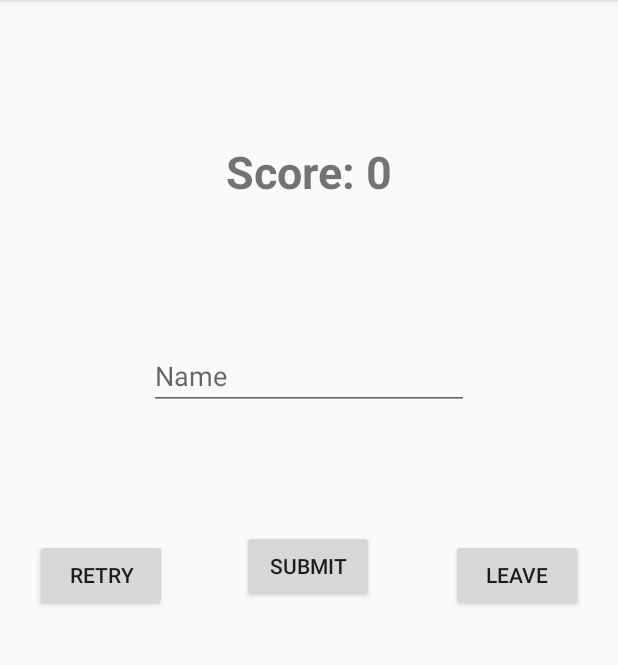
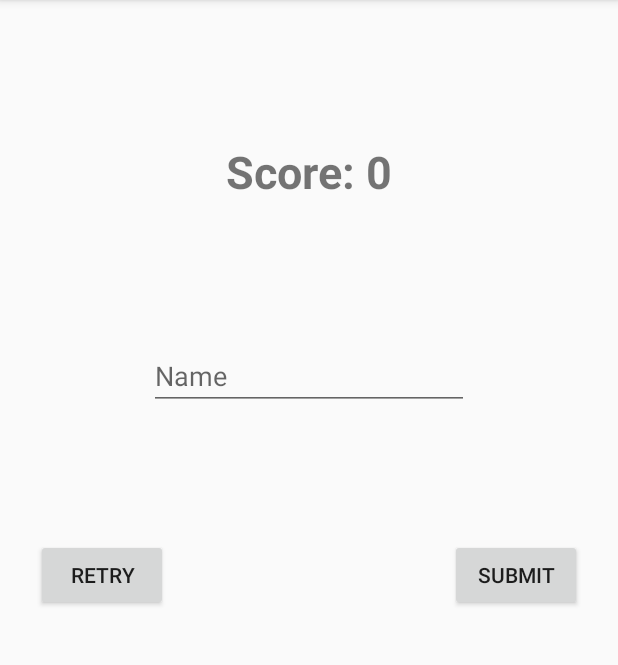
Before and after one commit to TJBarnes220/Snake_Game, an Android app: the SubmitFragment screen opened through its navigation route, on a phone screen of 412 x 824 dp, the part 84-749 px from its top. Run offline under Robolectric (Android 15) with nearby library versions, the phone set to English and light mode, and no system bars.

Commit message:
Updated back button functionality. Instead of having UI back buttons the android built-in back button will handle moving back between fragments. Submit still has a retry button that pops once to restart the game but now when clicking back in Submit it pops twice to get back to the main menu. This was all in order to fix issues where the back button would cause the user the reverse their travel thru the app's navigation graph which has also been simplified.

```diff
--- a/app/src/main/java/com/example/travis/snakegame/GameFragment.java
+++ b/app/src/main/java/com/example/travis/snakegame/GameFragment.java
@@ -67,7 +67,7 @@ public class GameFragment extends Fragment {
         public void run() {
             traverse();
             gamePad.setDelay(false);
-            if(continueToRun == true){
+            if(continueToRun){
                 mHandler.postDelayed(mRunnable, mSampleDurationTime);
             }
 
@@ -139,6 +139,7 @@ public class GameFragment extends Fragment {
         gameOverText.performClick();
         Bundle bundle = new Bundle();
         bundle.putInt("Score",snek.getSize());
+        //Navigation.findNavController(gameOverText).popBackStack();
         Navigation.findNavController(gameOverText).navigate((R.id.action_gameFragment_to_submit),bundle);
     }
 
@@ -174,7 +175,7 @@ public class GameFragment extends Fragment {
     public void placePellet(){
         Random random = new Random();
         boolean acceptableSpot = false;
-        while(acceptableSpot == false) {
+        while(!acceptableSpot) {
             int x = random.nextInt(board.length);
             int y = random.nextInt(board[0].length);
             if(board[x][y].getType() == TileType.Empty){
--- /dev/null
+++ b/app/src/main/java/com/example/travis/snakegame/OnBackPressedListener.java
@@ -0,0 +1,5 @@
+package com.example.travis.snakegame;
+
+interface OnBackPressedListener {
+     void onBackPressed();
+}
--- a/app/src/main/java/com/example/travis/snakegame/ScoreBoardFragment.java
+++ b/app/src/main/java/com/example/travis/snakegame/ScoreBoardFragment.java
@@ -44,7 +44,7 @@ public class ScoreBoardFragment extends Fragment {
 
     TextView title;
     RecyclerView list;
-    Button back;
+    //Button back;
     ArrayList<Score> scores;
 
     public ScoreBoardFragment() {
@@ -85,8 +85,8 @@ public class ScoreBoardFragment extends Fragment {
         View view = inflater.inflate(R.layout.fragment_score_board, container, false);
         title = view.findViewById(R.id.score_board_title);
         list = view.findViewById(R.id.score_list);
-        back = view.findViewById(R.id.score_board_back_button);
-        back.setOnClickListener(Navigation.createNavigateOnClickListener(R.id.action_scoreBoardFragment_to_menuFragment));
+       // back = view.findViewById(R.id.score_board_back_button);
+        //back.setOnClickListener(Navigation.createNavigateOnClickListener(R.id.action_scoreBoardFragment_to_menuFragment));
         updateList();
         return view;
     }
--- a/app/src/main/java/com/example/travis/snakegame/SubmitFragment.java
+++ b/app/src/main/java/com/example/travis/snakegame/SubmitFragment.java
@@ -14,6 +14,7 @@ import android.widget.TextView;
 import com.example.travis.snakegame.HighScoreComponents.Score;
 import com.example.travis.snakegame.HighScoreComponents.ScoreData;
 
+import androidx.navigation.NavController;
 import androidx.navigation.Navigation;
 
 
@@ -25,7 +26,7 @@ import androidx.navigation.Navigation;
  * Use the {@link SubmitFragment#newInstance} factory method to
  * create an instance of this fragment.
  */
-public class SubmitFragment extends Fragment {
+public class SubmitFragment extends Fragment implements OnBackPressedListener{
     // TODO: Rename parameter arguments, choose names that match
     // the fragment initialization parameters, e.g. ARG_ITEM_NUMBER
     private static final String ARG_PARAM1 = "param1";
@@ -38,7 +39,7 @@ public class SubmitFragment extends Fragment {
     private OnFragmentInteractionListener mListener;
 
     Button retryBtn;
-    Button leaveBtn;
+    //Button leaveBtn;
     Button submitBtn;
     TextView title;
     EditText submission;
@@ -82,12 +83,17 @@ public class SubmitFragment extends Fragment {
         // Inflate the layout for this fragment
         View view = inflater.inflate(R.layout.fragment_submit, container, false);
         retryBtn = view.findViewById(R.id.submit_retry_button);
-        retryBtn.setOnClickListener(Navigation.createNavigateOnClickListener(R.id.action_submit_to_gameFragment));
+        retryBtn.setOnClickListener(new View.OnClickListener() {
+            @Override
+            public void onClick(View v) {
+                clickRetry();
+            }
+        });
 
         title = view.findViewById(R.id.temp_score_text);
 
-        leaveBtn = view.findViewById(R.id.submit_leave_button);
-        leaveBtn.setOnClickListener(Navigation.createNavigateOnClickListener(R.id.action_submit_to_menuFragment));
+       // leaveBtn = view.findViewById(R.id.submit_leave_button);
+        //leaveBtn.setOnClickListener(Navigation.createNavigateOnClickListener(R.id.action_submit_to_menuFragment));
 
         submission = view.findViewById(R.id.submission_text);
         submitBtn = view.findViewById(R.id.submit_button);
@@ -110,6 +116,13 @@ public class SubmitFragment extends Fragment {
         submission.setVisibility(View.GONE);
         submitBtn.setVisibility(View.GONE);
     }
+
+    public void clickRetry(){
+        NavController controller = Navigation.findNavController(this.getActivity(), R.id.nav_host_fragment);
+        controller.popBackStack();
+    }
+
+
 
 
     @Override
@@ -143,6 +156,13 @@ public class SubmitFragment extends Fragment {
         mListener = null;
     }
 
+    @Override
+    public void onBackPressed() {
+        NavController controller = Navigation.findNavController(this.getActivity(), R.id.nav_host_fragment);
+        controller.popBackStack();
+        controller.popBackStack();
+    }
+
     /**
      * This interface must be implemented by activities that contain this
      * fragment to allow an interaction in this fragment to be communicated
--- a/app/src/main/res/layout/fragment_submit.xml
+++ b/app/src/main/res/layout/fragment_submit.xml
@@ -12,31 +12,15 @@
         android:id="@+id/submit_retry_button"
         android:layout_width="wrap_content"
         android:layout_height="wrap_content"
-        android:layout_marginStart="8dp"
+        android:layout_marginStart="16dp"
         android:layout_marginTop="8dp"
         android:layout_marginEnd="8dp"
         android:layout_marginBottom="8dp"
         android:text="@string/SubmitRetryButton"
         app:layout_constraintBottom_toBottomOf="parent"
         app:layout_constraintEnd_toEndOf="parent"
-        app:layout_constraintHorizontal_bias="0.026"
+        app:layout_constraintHorizontal_bias="0.0"
         app:layout_constraintStart_toStartOf="parent"
-        app:layout_constraintTop_toTopOf="parent"
-        app:layout_constraintVertical_bias="0.499" />
-
-    <Button
-        android:id="@+id/submit_leave_button"
-        android:layout_width="wrap_content"
-        android:layout_height="wrap_content"
-        android:layout_marginStart="32dp"
-        android:layout_marginTop="8dp"
-        android:layout_marginEnd="8dp"
-        android:layout_marginBottom="8dp"
-        android:text="@string/SubmitLeaveButton"
-        app:layout_constraintBottom_toBottomOf="parent"
-        app:layout_constraintEnd_toEndOf="parent"
-        app:layout_constraintHorizontal_bias="0.955"
-        app:layout_constraintStart_toEndOf="@+id/submit_retry_button"
         app:layout_constraintTop_toTopOf="parent"
         app:layout_constraintVertical_bias="0.499" />
 
@@ -78,16 +62,15 @@
         android:id="@+id/submit_button"
         android:layout_width="wrap_content"
         android:layout_height="wrap_content"
-        android:layout_marginStart="8dp"
-        android:layout_marginTop="8dp"
-        android:layout_marginEnd="8dp"
+        android:layout_marginStart="172dp"
+        android:layout_marginEnd="16dp"
         android:layout_marginBottom="8dp"
         android:text="@string/SubmitButton"
         app:layout_constraintBottom_toBottomOf="parent"
-        app:layout_constraintEnd_toStartOf="@+id/submit_leave_button"
-        app:layout_constraintHorizontal_bias="0.494"
+        app:layout_constraintEnd_toEndOf="parent"
+        app:layout_constraintHorizontal_bias="1.0"
         app:layout_constraintStart_toEndOf="@+id/submit_retry_button"
-        app:layout_constraintTop_toBottomOf="@+id/submission_text"
-        app:layout_constraintVertical_bias="0.17000002" />
+        app:layout_constraintTop_toTopOf="@+id/submit_retry_button"
+        app:layout_constraintVertical_bias="0.0" />
 
 </android.support.constraint.ConstraintLayout>
--- a/app/src/main/res/layout/score_list.xml
+++ b/app/src/main/res/layout/score_list.xml
@@ -1,7 +1,6 @@
 <?xml version="1.0" encoding="utf-8"?>
 <android.support.constraint.ConstraintLayout xmlns:android="http://schemas.android.com/apk/res/android"
     xmlns:app="http://schemas.android.com/apk/res-auto"
-    xmlns:tools="http://schemas.android.com/tools"
     android:layout_width="match_parent"
     android:layout_height="wrap_content">
 
@@ -20,6 +19,7 @@
         android:textStyle="bold"
         app:layout_constraintBottom_toBottomOf="parent"
         app:layout_constraintEnd_toStartOf="@+id/name_text"
+        app:layout_constraintHorizontal_chainStyle="spread_inside"
         app:layout_constraintStart_toStartOf="parent"
         app:layout_constraintTop_toTopOf="parent"
         app:layout_constraintVertical_bias="0.0" />
--- a/app/src/main/res/navigation/nav_graph.xml
+++ b/app/src/main/res/navigation/nav_graph.xml
@@ -23,22 +23,12 @@
         android:id="@+id/scoreBoardFragment"
         android:name="com.example.travis.snakegame.ScoreBoardFragment"
         android:label="fragment_score_board"
-        tools:layout="@layout/fragment_score_board">
-        <action
-            android:id="@+id/action_scoreBoardFragment_to_menuFragment"
-            app:destination="@+id/menuFragment" />
-    </fragment>
+        tools:layout="@layout/fragment_score_board"/>
     <fragment
         android:id="@+id/submitFragment"
         android:name="com.example.travis.snakegame.SubmitFragment"
         android:label="fragment_submit"
         tools:layout="@layout/fragment_submit" >
-        <action
-            android:id="@+id/action_submit_to_gameFragment"
-            app:destination="@id/gameFragment" />
-        <action
-            android:id="@+id/action_submit_to_menuFragment"
-            app:destination="@id/menuFragment" />
         <argument
             android:name="score"
             app:argType="integer"
```
Also changed, not shown: app/src/main/java/com/example/travis/snakegame/MainActivity.java (+17 -0 lines), app/src/main/res/layout/fragment_score_board.xml (+0 -16 lines).
